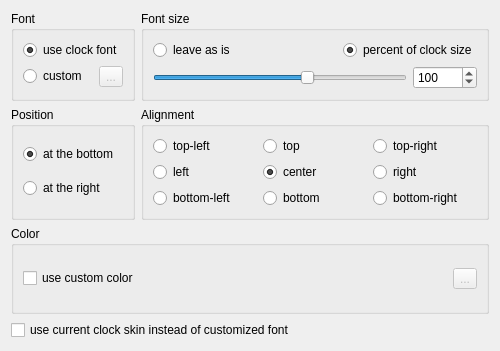
First picture: the form in plugin_core/base_settings_widget.ui, repository Kolcha/DigitalClock4, before the edit.
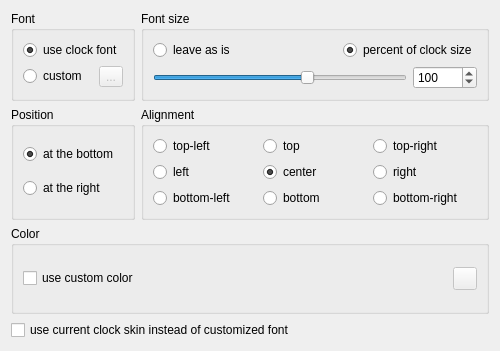
Second picture: the form after the edit. Custom widgets are drawn as their Qt base class.

```diff
--- a/plugin_core/base_settings_widget.ui
+++ b/plugin_core/base_settings_widget.ui
@@ -234,9 +234,6 @@
         <property name="enabled">
          <bool>false</bool>
         </property>
-        <property name="text">
-         <string notr="true">...</string>
-        </property>
        </widget>
       </item>
      </layout>
```
